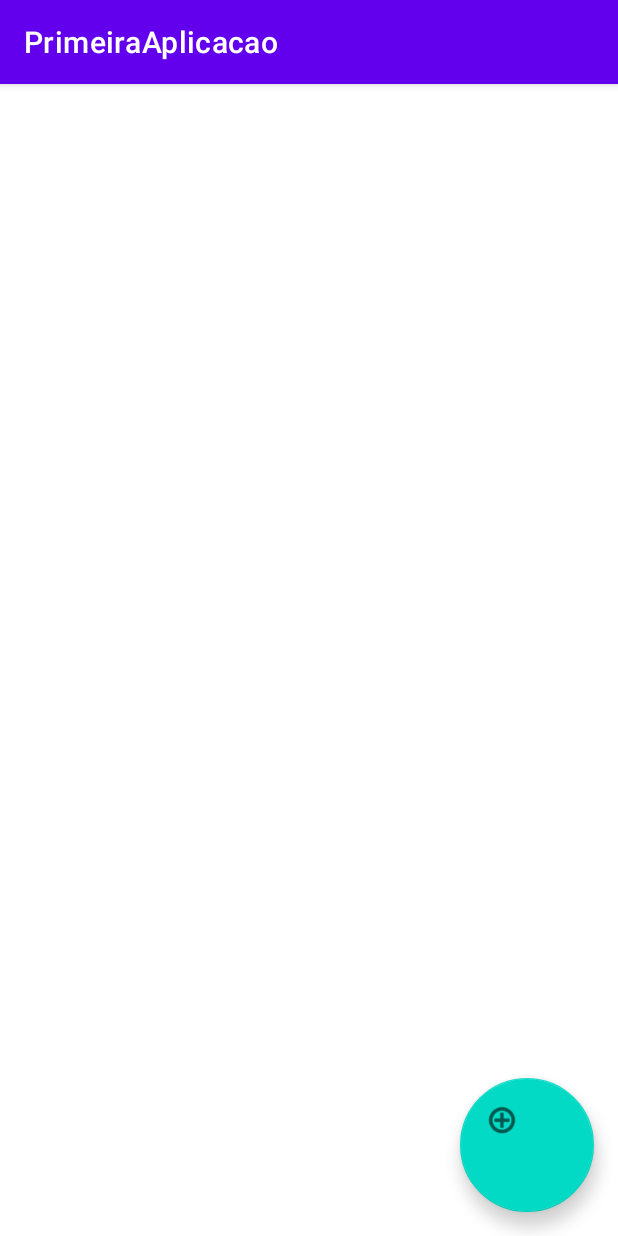
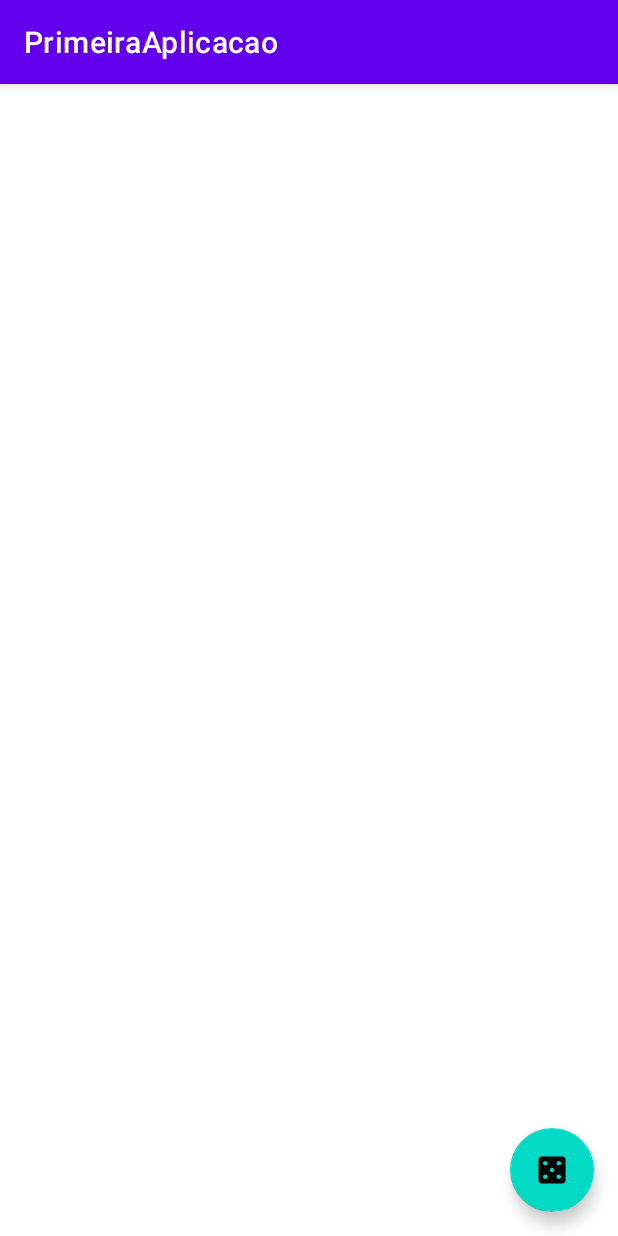
Before and after one commit to daniloescobar/PrimeiraAplicacao, an Android app: the screen it shows after launch (MainActivity), on a phone screen of 412 x 824 dp. Run offline under Robolectric (Android 15) with nearby library versions, the phone set to English and light mode, and no system bars.

Commit message:
Design da tela 1

```diff
--- /dev/null
+++ b/app/src/main/res/drawable/ic_simulate.xml
@@ -0,0 +1,10 @@
+<vector xmlns:android="http://schemas.android.com/apk/res/android"
+    android:width="24dp"
+    android:height="24dp"
+    android:viewportWidth="24"
+    android:viewportHeight="24"
+    android:tint="?attr/colorControlNormal">
+  <path
+      android:fillColor="@android:color/white"
+      android:pathData="M19,3L5,3c-1.1,0 -2,0.9 -2,2v14c0,1.1 0.9,2 2,2h14c1.1,0 2,-0.9 2,-2L21,5c0,-1.1 -0.9,-2 -2,-2zM7.5,18c-0.83,0 -1.5,-0.67 -1.5,-1.5S6.67,15 7.5,15s1.5,0.67 1.5,1.5S8.33,18 7.5,18zM7.5,9C6.67,9 6,8.33 6,7.5S6.67,6 7.5,6 9,6.67 9,7.5 8.33,9 7.5,9zM12,13.5c-0.83,0 -1.5,-0.67 -1.5,-1.5s0.67,-1.5 1.5,-1.5 1.5,0.67 1.5,1.5 -0.67,1.5 -1.5,1.5zM16.5,18c-0.83,0 -1.5,-0.67 -1.5,-1.5s0.67,-1.5 1.5,-1.5 1.5,0.67 1.5,1.5 -0.67,1.5 -1.5,1.5zM16.5,9c-0.83,0 -1.5,-0.67 -1.5,-1.5S15.67,6 16.5,6s1.5,0.67 1.5,1.5S17.33,9 16.5,9z"/>
+</vector>
--- a/app/src/main/res/layout/activity_main.xml
+++ b/app/src/main/res/layout/activity_main.xml
@@ -6,15 +6,34 @@
     android:layout_height="match_parent"
     tools:context=".MainActivity">
 
+    <androidx.swiperefreshlayout.widget.SwipeRefreshLayout
+        android:id="@+id/srlMatches"
+        android:layout_width="wrap_content"
+        android:layout_height="wrap_content"
+        app:layout_constraintBottom_toBottomOf="parent"
+        app:layout_constraintEnd_toEndOf="parent"
+        tools:visibility="visible">
+
+        <androidx.recyclerview.widget.RecyclerView
+            android:id="@+id/rvMatches"
+            android:layout_width="match_parent"
+            android:layout_height="match_parent"
+            tools:listitem="@layout/match_item"
+            tools:itemCount="3"/>
+
+
+    </androidx.swiperefreshlayout.widget.SwipeRefreshLayout>
 
     <com.google.android.material.floatingactionbutton.FloatingActionButton
-        android:id="@+id/floatingActionButton"
-        android:layout_width="89dp"
-        android:layout_height="105dp"
+        android:id="@+id/fabSimulate"
+        android:layout_width="wrap_content"
+        android:layout_height="wrap_content"
         android:layout_marginEnd="16dp"
         android:layout_marginBottom="16dp"
-        android:clickable="true"
+        android:contentDescription="@string/cd_BotaoSimulate"
         app:layout_constraintBottom_toBottomOf="parent"
         app:layout_constraintEnd_toEndOf="parent"
-        app:srcCompat="@android:drawable/ic_menu_add" />
+        app:srcCompat="@drawable/ic_simulate"/>
+
+
 </androidx.constraintlayout.widget.ConstraintLayout>
--- /dev/null
+++ b/app/src/main/res/values/dimens.xml
@@ -0,0 +1,5 @@
+<?xml version="1.0" encoding="utf-8"?>
+<resources>
+    <dimen name="margin_default">16dp</dimen>
+    <dimen name="Team_image_size">120dp</dimen>
+</resources>
--- a/app/src/main/res/values/strings.xml
+++ b/app/src/main/res/values/strings.xml
@@ -1,3 +1,7 @@
 <resources>
     <string name="app_name">PrimeiraAplicacao</string>
+    <string name="cd_BotaoSimulate">Match simulator button</string>
+    <string name="cd_Away_Team">Image of away team</string>
+    <string name="cd_Home_Team">Image of home team</string>
+    <string name="txt_Versus" translatable="false">X</string>
 </resources>
```
Also changed, not shown: app/src/main/res/layout/match_item.xml (added, +93 -0 lines), 1 other file.
